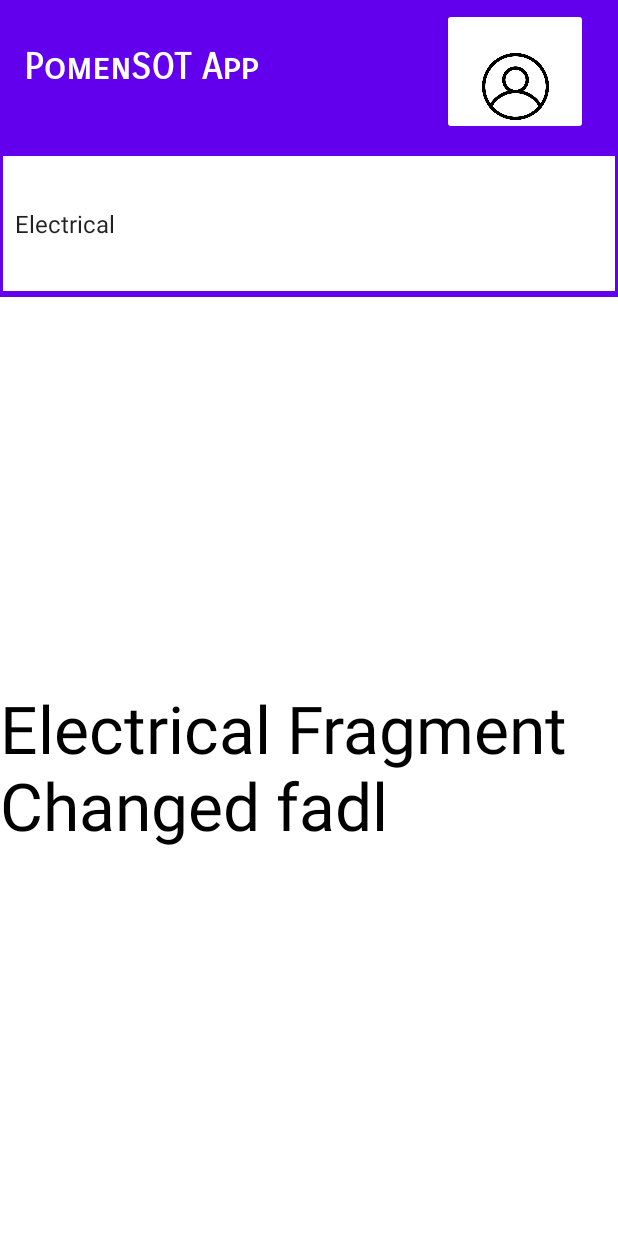
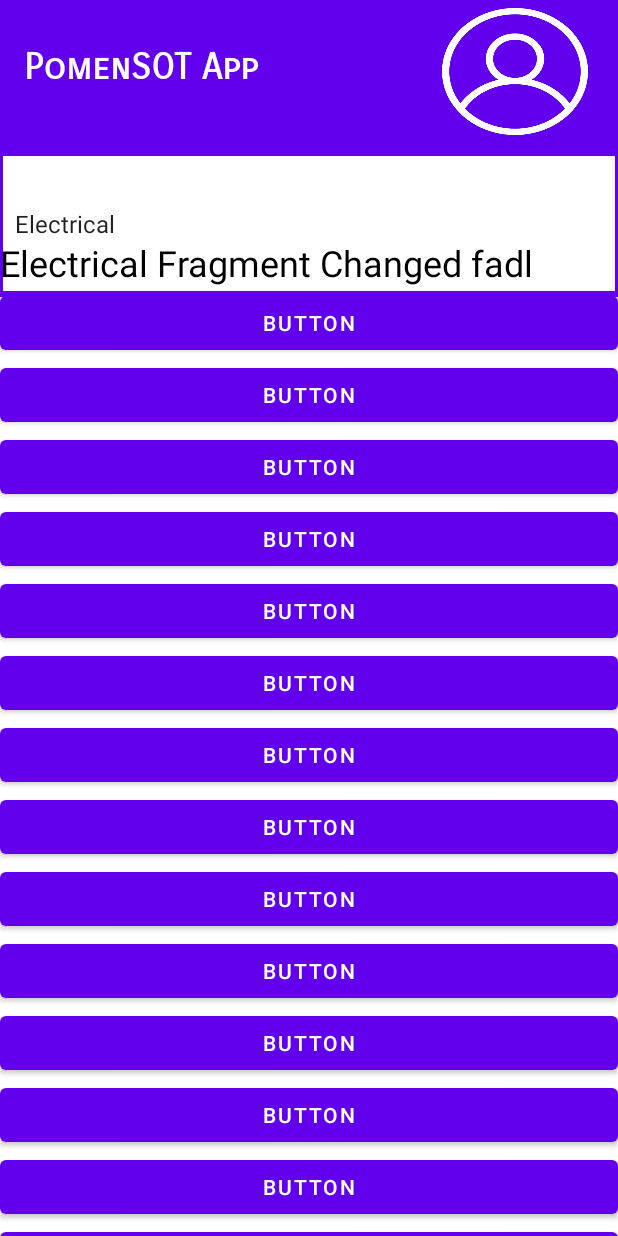
Before and after one commit to NabilWhiteHat/test, an Android app: the ElectricalFragment screen opened directly, with no data from a screen before it, on a phone screen of 412 x 824 dp. Run offline under Robolectric (Android 15) with nearby library versions, the phone set to English and light mode, and no system bars.

Commit message:
Testing changes

```diff
--- a/app/src/main/res/layout/activity_layout1.xml
+++ b/app/src/main/res/layout/activity_layout1.xml
@@ -4,29 +4,32 @@
     xmlns:tools="http://schemas.android.com/tools"
     android:layout_width="match_parent"
     android:layout_height="match_parent"
+    android:background="#FAFAFA"
     tools:context=".Layout1">
 
 
-
     <com.google.android.material.textfield.TextInputLayout
-        android:layout_width="match_parent"
+        style="@style/Widget.MaterialComponents.TextInputLayout.OutlinedBox.ExposedDropdownMenu"
+        android:layout_width="321dp"
         android:layout_height="wrap_content"
         android:layout_margin="16dp"
-        android:hint="@string/select"
-        style="@style/Widget.MaterialComponents.TextInputLayout.OutlinedBox.ExposedDropdownMenu">
+        android:hint="@string/select">
 
         <AutoCompleteTextView
 
             android:id="@+id/auto_complete_txt"
             android:layout_width="321dp"
             android:layout_height="56dp"
-            android:inputType="none" />
+            android:inputType="none"
+            android:textColor="#000000"
+            android:textColorHint="#000000" />
 
     </com.google.android.material.textfield.TextInputLayout>
 
     <androidx.constraintlayout.widget.ConstraintLayout
         android:layout_width="match_parent"
-        android:layout_height="match_parent">
+        android:layout_height="match_parent"
+        android:backgroundTint="#E91E63">
 
         <ImageButton
             android:id="@+id/imgbtn"
@@ -35,10 +38,29 @@
             android:background="@drawable/webimg"
             app:layout_constraintBottom_toBottomOf="parent"
             app:layout_constraintEnd_toEndOf="parent"
-            app:layout_constraintHorizontal_bias="0.485"
+            app:layout_constraintHorizontal_bias="0.457"
             app:layout_constraintStart_toStartOf="parent"
             app:layout_constraintTop_toTopOf="parent"
-            app:layout_constraintVertical_bias="0.155" />
+            app:layout_constraintVertical_bias="0.125" />
+
+        <ImageButton
+            android:id="@+id/imageButton"
+            android:layout_width="41dp"
+            android:layout_height="44dp"
+            android:layout_marginStart="328dp"
+            android:layout_weight="1"
+            android:background="@drawable/user"
+            android:cropToPadding="true"
+            android:paddingLeft="1200dp"
+            android:paddingTop="1200dp"
+            android:paddingRight="1200dp"
+            android:paddingBottom="1200dp"
+            app:layout_constraintBottom_toBottomOf="parent"
+            app:layout_constraintEnd_toEndOf="parent"
+            app:layout_constraintHorizontal_bias="0.547"
+            app:layout_constraintStart_toStartOf="parent"
+            app:layout_constraintTop_toTopOf="parent"
+            app:layout_constraintVertical_bias="0.03" />
 
     </androidx.constraintlayout.widget.ConstraintLayout>
 
--- a/app/src/main/res/layout/activity_main_v3.xml
+++ b/app/src/main/res/layout/activity_main_v3.xml
@@ -47,9 +47,10 @@
                 android:backgroundTint="@color/white"
                 android:paddingTop="30sp"
                 android:scaleType="centerInside"
-                android:src="@drawable/user"
+                android:background="@drawable/user"
                 tools:ignore="SpeakableTextPresentCheck"
-                tools:src="@drawable/user" />
+                 />
+
         </androidx.appcompat.widget.LinearLayoutCompat>
 
         <Spinner
--- a/app/src/main/res/layout/fragment_electrical.xml
+++ b/app/src/main/res/layout/fragment_electrical.xml
@@ -6,11 +6,114 @@
     tools:context=".ui.main.ElectricalFragment">
 
     <!-- TODO: Update blank fragment layout -->
-    <TextView
+
+    <ScrollView
         android:layout_width="match_parent"
-        android:layout_height="match_parent"
-        android:text="Electrical Fragment Changed fadl"
-        android:textColor="@color/black"
-        android:textSize="44sp" />
+        android:layout_height="match_parent" >
+
+        <LinearLayout
+            android:orientation="vertical"
+            android:layout_width="match_parent"
+            android:layout_height="wrap_content">
+
+            <TextView
+                android:layout_width="match_parent"
+                android:layout_height="match_parent"
+                android:text="Electrical Fragment Changed fadl"
+                android:textColor="@color/black"
+                android:textSize="24sp" />
+
+            <Button
+                android:text="button"
+                android:layout_width="match_parent"
+                android:layout_height="wrap_content"
+                android:id="@+id/btn1" >
+            </Button>
+
+            <Button
+                android:text="button"
+                android:layout_width="match_parent"
+                android:layout_height="wrap_content"
+                android:id="@+id/btn2" >
+            </Button>
+            <Button
+                android:text="button"
+                android:layout_width="match_parent"
+                android:layout_height="wrap_content"
+                android:id="@+id/btn3" >
+            </Button>
+            <Button
+                android:text="button"
+                android:layout_width="match_parent"
+                android:layout_height="wrap_content"
+                android:id="@+id/btn4" >
+            </Button>
+            <Button
+                android:text="button"
+                android:layout_width="match_parent"
+                android:layout_height="wrap_content"
+                android:id="@+id/btn5" >
+            </Button>
+            <Button
+                android:text="button"
+                android:layout_width="match_parent"
+                android:layout_height="wrap_content"
+                android:id="@+id/btn6" >
+            </Button>
+            <Button
+                android:text="button"
+                android:layout_width="match_parent"
+                android:layout_height="wrap_content"
+                android:id="@+id/btn7" >
+            </Button>
+            <Button
+                android:text="button"
+                android:layout_width="match_parent"
+                android:layout_height="wrap_content"
+                android:id="@+id/btn8" >
+            </Button>
+            <Button
+                android:text="button"
+                android:layout_width="match_parent"
+                android:layout_height="wrap_content"
+                android:id="@+id/btn9" >
+            </Button>
+            <Button
+                android:text="button"
+                android:layout_width="match_parent"
+                android:layout_height="wrap_content"
+                android:id="@+id/btn10" >
+            </Button>
+            <Button
+                android:text="button"
+                android:layout_width="match_parent"
+                android:layout_height="wrap_content"
+                android:id="@+id/btn11" >
+            </Button>
+            <Button
+                android:text="button"
+                android:layout_width="match_parent"
+                android:layout_height="wrap_content"
+                android:id="@+id/btn12" >
+            </Button>
+
+            <Button
+                android:text="button"
+                android:layout_width="match_parent"
+                android:layout_height="wrap_content"
+                android:id="@+id/btn13" >
+            </Button>
+            <Button
+                android:text="button"
+                android:layout_width="match_parent"
+                android:layout_height="wrap_content"
+                android:id="@+id/btn14" >
+            </Button>
+
+
+
+        </LinearLayout>
+
+    </ScrollView>
 
 </FrameLayout>
```
Also changed, not shown: app/src/main/AndroidManifest.xml (+6 -8 lines), app/src/main/java/com/example/pomensot/Layout1.java (+8 -1 lines), app/src/debug/person-playstore.png (added), app/src/debug/res/mipmap-hdpi/person.png (added), app/src/debug/res/mipmap-hdpi/person_round.png (added), app/src/debug/res/mipmap-mdpi/person.png (added), app/src/debug/res/mipmap-mdpi/person_round.png (added), app/src/debug/res/mipmap-xhdpi/person.png (added), app/src/debug/res/mipmap-xhdpi/person_round.png (added), app/src/debug/res/mipmap-xxhdpi/person.png (added), app/src/debug/res/mipmap-xxhdpi/person_round.png (added), app/src/debug/res/mipmap-xxxhdpi/person.png (added), app/src/debug/res/mipmap-xxxhdpi/person_round.png (added), app/src/main/res/drawable/bgv.png (added).
